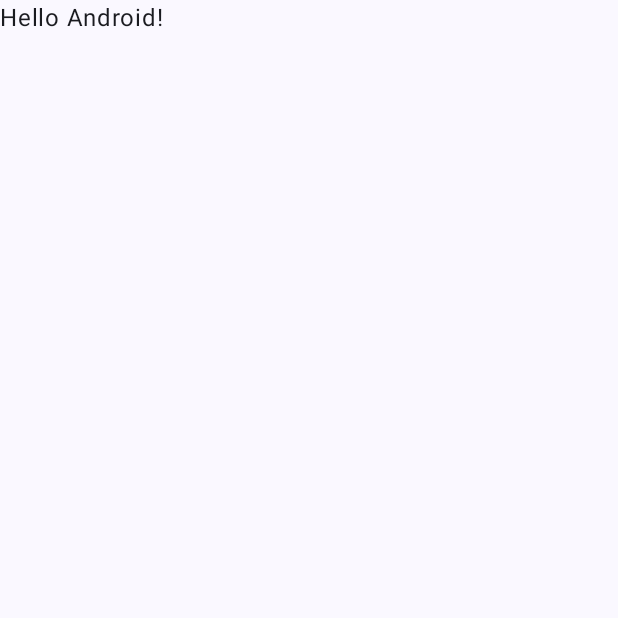
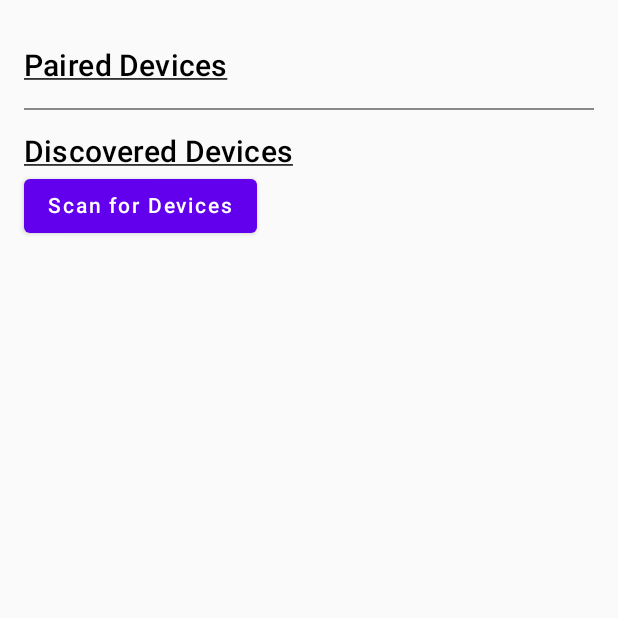
Before and after one commit to yousefnjadat/Task-Bluetooth-Device-Discovery-and-Data-Transfer, an Android app built with Jetpack Compose: the screen it shows after launch (MainActivity), on a phone screen of 412 x 824 dp, the top half of it. Before the commit the part shown is almost empty. Run offline under Robolectric (Android 15) with nearby library versions, the phone set to English and light mode, and no system bars.

Commit message:
adding paired devices and discoverd devices

```diff
--- /dev/null
+++ b/app/src/main/java/com/example/taskbluetoothdevicediscoveryanddatatransfer/BluetoothDevicesScreen.kt
@@ -0,0 +1,33 @@
+package com.example.taskbluetoothdevicediscoveryanddatatransfer
+
+import android.bluetooth.BluetoothDevice
+import androidx.compose.foundation.layout.Column
+import androidx.compose.foundation.layout.fillMaxSize
+import androidx.compose.foundation.layout.padding
+import androidx.compose.material.Divider
+import androidx.compose.runtime.Composable
+import androidx.compose.ui.Modifier
+import androidx.compose.ui.graphics.Color
+import androidx.compose.ui.unit.dp
+
+
+@Composable
+fun BluetoothDevicesScreen(
+    pairedDevices: List<BluetoothDevice>,
+    discoveredDevices: List<BluetoothDevice>,
+    onScanClick: () -> Unit
+) {
+    Column(
+        modifier = Modifier
+            .fillMaxSize()
+            .padding(16.dp)
+    ) {
+        PairedDevicesListScreen(pairedDevices)
+
+        Divider(color = Color.Gray, thickness = 1.dp)
+
+        DiscoveredDevicesListScreen(discoveredDevices) {
+            onScanClick() // Start discovery when the button is clicked
+        }
+    }
+}
--- /dev/null
+++ b/app/src/main/java/com/example/taskbluetoothdevicediscoveryanddatatransfer/DiscoveredDevicesListScreen.kt
@@ -0,0 +1,58 @@
+package com.example.taskbluetoothdevicediscoveryanddatatransfer
+
+import android.Manifest
+import android.bluetooth.BluetoothDevice
+import android.content.pm.PackageManager
+import androidx.compose.foundation.layout.Row
+import androidx.compose.foundation.layout.Spacer
+import androidx.compose.foundation.layout.fillMaxWidth
+import androidx.compose.foundation.layout.height
+import androidx.compose.foundation.layout.padding
+import androidx.compose.foundation.lazy.LazyColumn
+import androidx.compose.material.Button
+import androidx.compose.material.MaterialTheme
+import androidx.compose.material.Text
+import androidx.compose.runtime.Composable
+import androidx.compose.ui.Modifier
+import androidx.compose.ui.platform.LocalContext
+import androidx.compose.ui.text.style.TextDecoration
+import androidx.compose.ui.unit.dp
+import androidx.core.app.ActivityCompat
+
+
+@Composable
+fun DiscoveredDevicesListScreen(discoveredDevices: List<BluetoothDevice>, onScanClick: () -> Unit) {
+    val context = LocalContext.current
+    Spacer(modifier = Modifier.height(16.dp))
+
+    Text(
+        text = "Discovered Devices",
+        style = MaterialTheme.typography.h6,
+        textDecoration = TextDecoration.Underline
+    )
+    // Scan button
+    Button(onClick = { onScanClick() }) {
+        Text("Scan for Devices")
+    }
+
+    Spacer(modifier = Modifier.height(8.dp))
+    LazyColumn {
+        items(discoveredDevices.size) { index ->
+            val device = discoveredDevices[index]
+            Row(
+                modifier = Modifier
+                    .fillMaxWidth()
+                    .padding(8.dp)
+            ) {
+                if (ActivityCompat.checkSelfPermission(
+                        context, Manifest.permission.BLUETOOTH_CONNECT
+                    ) != PackageManager.PERMISSION_GRANTED
+                ) {
+                    return@Row
+                }
+                Text(text = "${device.name ?: "Unknown Device"} - ${device.address}")
+                Spacer(modifier = Modifier.weight(1f))
+            }
+        }
+    }
+}
--- a/app/src/main/java/com/example/taskbluetoothdevicediscoveryanddatatransfer/MainActivity.kt
+++ b/app/src/main/java/com/example/taskbluetoothdevicediscoveryanddatatransfer/MainActivity.kt
@@ -1,46 +1,185 @@
 package com.example.taskbluetoothdevicediscoveryanddatatransfer
 
+import android.Manifest
+import android.annotation.SuppressLint
+import android.bluetooth.BluetoothAdapter
+import android.bluetooth.BluetoothDevice
+import android.bluetooth.BluetoothManager
+import android.content.BroadcastReceiver
+import android.content.Context
+import android.content.Intent
+import android.content.IntentFilter
+import android.content.pm.PackageManager
 import android.os.Bundle
 import androidx.activity.ComponentActivity
 import androidx.activity.compose.setContent
-import androidx.compose.foundation.layout.fillMaxSize
-import androidx.compose.material3.MaterialTheme
-import androidx.compose.material3.Surface
-import androidx.compose.material3.Text
-import androidx.compose.runtime.Composable
-import androidx.compose.ui.Modifier
-import androidx.compose.ui.tooling.preview.Preview
-import com.example.taskbluetoothdevicediscoveryanddatatransfer.ui.theme.TaskBluetoothDeviceDiscoveryAndDataTransferTheme
+import androidx.compose.foundation.layout.*
+import androidx.compose.material.*
+import androidx.compose.runtime.*
+import androidx.core.app.ActivityCompat
+import android.widget.Toast
 
 class MainActivity : ComponentActivity() {
+    private val REQUEST_ENABLE_BT = 1
+    private val REQUEST_PERMISSIONS = 2
+
+    private val pairedBluetoothDevices = mutableStateListOf<BluetoothDevice>()
+    private val discoveredBluetoothDevices = mutableStateListOf<BluetoothDevice>()
+
+    // Required permissions for Bluetooth operations
+    private val requiredPermissions = arrayOf(
+        Manifest.permission.BLUETOOTH_CONNECT,
+        Manifest.permission.BLUETOOTH_SCAN,
+        Manifest.permission.ACCESS_FINE_LOCATION // Needed for discovery in some cases
+    )
+
+    @SuppressLint("MissingPermission")
     override fun onCreate(savedInstanceState: Bundle?) {
         super.onCreate(savedInstanceState)
         setContent {
-            TaskBluetoothDeviceDiscoveryAndDataTransferTheme {
-                // A surface container using the 'background' color from the theme
-                Surface(
-                    modifier = Modifier.fillMaxSize(),
-                    color = MaterialTheme.colorScheme.background
-                ) {
-                    Greeting("Android")
+            // Get Bluetooth adapter
+            val bluetoothAdapter: BluetoothAdapter? = getBluetoothAdapter()
+
+            // Request to enable Bluetooth if not enabled
+            if (bluetoothAdapter?.isEnabled == false) {
+                requestBluetoothEnabling()
+            }
+
+            // Check for permissions and load paired devices
+            if (hasRequiredPermissions()) {
+                loadPairedDevices()
+            } else {
+                requestBluetoothPermissions()
+            }
+
+            // Start discovery when permissions are granted and Bluetooth is enabled
+            if (hasRequiredPermissions() && bluetoothAdapter?.isEnabled == true) {
+                startDiscovery()
+            }
+
+            // UI to display devices and handle scanning
+            BluetoothDevicesScreen(pairedBluetoothDevices, discoveredBluetoothDevices) {
+                if (bluetoothAdapter?.isEnabled == true && hasRequiredPermissions()) {
+                    startDiscovery() // Start discovery when button clicked
+                } else {
+                    Toast.makeText(this, "Bluetooth not enabled or permissions missing", Toast.LENGTH_SHORT).show()
                 }
             }
         }
     }
-}
 
-@Composable
-fun Greeting(name: String, modifier: Modifier = Modifier) {
-    Text(
-        text = "Hello $name!",
-        modifier = modifier
-    )
-}
+    /** Get the BluetoothAdapter */
+    private fun getBluetoothAdapter(): BluetoothAdapter? {
+        val bluetoothManager: BluetoothManager = getSystemService(BluetoothManager::class.java)
+        return bluetoothManager.adapter
+    }
 
-@Preview(showBackground = true)
-@Composable
-fun GreetingPreview() {
-    TaskBluetoothDeviceDiscoveryAndDataTransferTheme {
-        Greeting("Android")
+    /** Request to enable Bluetooth */
+    private fun requestBluetoothEnabling() {
+        val enableBtIntent = Intent(BluetoothAdapter.ACTION_REQUEST_ENABLE)
+        if (ActivityCompat.checkSelfPermission(
+                this,
+                Manifest.permission.BLUETOOTH_CONNECT
+            ) != PackageManager.PERMISSION_GRANTED
+        ) {
+            // TODO: Consider calling
+            //    ActivityCompat#requestPermissions
+            // here to request the missing permissions, and then overriding
+            //   public void onRequestPermissionsResult(int requestCode, String[] permissions,
+            //                                          int[] grantResults)
+            // to handle the case where the user grants the permission. See the documentation
+            // for ActivityCompat#requestPermissions for more details.
+            return
+        }
+        startActivityForResult(enableBtIntent, REQUEST_ENABLE_BT)
+    }
+
+    /** Check if all required permissions are granted */
+    private fun hasRequiredPermissions(): Boolean {
+        return requiredPermissions.all {
+            ActivityCompat.checkSelfPermission(this, it) == PackageManager.PERMISSION_GRANTED
+        }
+    }
+
+    /** Request Bluetooth permissions */
+    private fun requestBluetoothPermissions() {
+        ActivityCompat.requestPermissions(this, requiredPermissions, REQUEST_PERMISSIONS)
+    }
+
+    /** BroadcastReceiver to handle discovered Bluetooth devices */
+    private val receiver = object : BroadcastReceiver() {
+        @SuppressLint("MissingPermission")
+        override fun onReceive(context: Context, intent: Intent) {
+            val action: String = intent.action ?: return
+            if (BluetoothDevice.ACTION_FOUND == action) {
+                val device: BluetoothDevice? =
+                    intent.getParcelableExtra(BluetoothDevice.EXTRA_DEVICE)
+                device?.let {
+                    if (!discoveredBluetoothDevices.contains(it)) {
+                        discoveredBluetoothDevices.add(it) // Add the discovered device
+                        Toast.makeText(
+                            context, "Discovered: ${it.name ?: "Unknown"}", Toast.LENGTH_SHORT
+                        ).show()
+                    }
+                }
+            }
+        }
+    }
+
+    /** Load paired Bluetooth devices */
+    @SuppressLint("MissingPermission")
+    private fun loadPairedDevices() {
+        val bluetoothAdapter: BluetoothAdapter = getBluetoothAdapter()!!
+        val pairedDevices: Set<BluetoothDevice>? = bluetoothAdapter.bondedDevices
+        pairedDevices?.let {
+            pairedBluetoothDevices.clear()
+            pairedBluetoothDevices.addAll(it)
+        }
+    }
+
+    /** Start Bluetooth device discovery */
+    @SuppressLint("MissingPermission")
+    private fun startDiscovery() {
+        val bluetoothAdapter: BluetoothAdapter = getBluetoothAdapter()!!
+        discoveredBluetoothDevices.clear() // Clear before discovery
+
+        if (bluetoothAdapter.isDiscovering) {
+            bluetoothAdapter.cancelDiscovery() // Cancel ongoing discovery
+        }
+
+        bluetoothAdapter.startDiscovery()
+        registerReceiver(receiver, IntentFilter(BluetoothDevice.ACTION_FOUND))
+    }
+
+    /** Stop discovery and unregister receiver on destroy */
+    @SuppressLint("MissingPermission")
+    override fun onDestroy() {
+        super.onDestroy()
+        val bluetoothAdapter: BluetoothAdapter = getBluetoothAdapter()!!
+        if (bluetoothAdapter.isDiscovering) {
+            bluetoothAdapter.cancelDiscovery()
+        }
+        unregisterReceiver(receiver)
+    }
+
+    /** Handle Bluetooth enable result */
+    override fun onActivityResult(requestCode: Int, resultCode: Int, data: Intent?) {
+        super.onActivityResult(requestCode, resultCode, data)
+        if (requestCode == REQUEST_ENABLE_BT && resultCode == RESULT_OK) {
+            startDiscovery() // Start discovery if Bluetooth is enabled
+        }
+    }
+
+    /** Handle permission result */
+    override fun onRequestPermissionsResult(
+        requestCode: Int, permissions: Array<out String>, grantResults: IntArray
+    ) {
+        super.onRequestPermissionsResult(requestCode, permissions, grantResults)
+        if (requestCode == REQUEST_PERMISSIONS && grantResults.all { it == PackageManager.PERMISSION_GRANTED }) {
+            loadPairedDevices()
+            startDiscovery() // Start discovery if permissions granted
+        } else {
+            Toast.makeText(this, "Permissions denied", Toast.LENGTH_SHORT).show()
+        }
     }
 }
--- /dev/null
+++ b/app/src/main/java/com/example/taskbluetoothdevicediscoveryanddatatransfer/PairedDevicesListScreen.kt
@@ -0,0 +1,52 @@
+package com.example.taskbluetoothdevicediscoveryanddatatransfer
+
+import android.Manifest
+import android.bluetooth.BluetoothDevice
+import android.content.pm.PackageManager
+import androidx.compose.foundation.layout.Row
+import androidx.compose.foundation.layout.Spacer
+import androidx.compose.foundation.layout.fillMaxWidth
+import androidx.compose.foundation.layout.height
+import androidx.compose.foundation.layout.padding
+import androidx.compose.foundation.lazy.LazyColumn
+import androidx.compose.material.MaterialTheme
+import androidx.compose.material.Text
+import androidx.compose.runtime.Composable
+import androidx.compose.ui.Modifier
+import androidx.compose.ui.unit.dp
+import androidx.core.app.ActivityCompat
+
+import androidx.compose.ui.platform.LocalContext
+import androidx.compose.ui.text.style.TextDecoration
+
+@Composable
+fun PairedDevicesListScreen(pairedDevices: List<BluetoothDevice>) {
+    val context = LocalContext.current
+    Spacer(modifier = Modifier.height(16.dp))
+
+    Text(
+        text = "Paired Devices",
+        style = MaterialTheme.typography.h6,
+        textDecoration = TextDecoration.Underline
+    )
+    LazyColumn {
+        items(pairedDevices.size) { index ->
+            val device = pairedDevices[index]
+            Row(
+                modifier = Modifier
+                    .fillMaxWidth()
+                    .padding(8.dp)
+            ) {
+                if (ActivityCompat.checkSelfPermission(
+                        context, Manifest.permission.BLUETOOTH_CONNECT
+                    ) != PackageManager.PERMISSION_GRANTED
+                ) {
+                    return@Row
+                }
+                Text(text = "${device.name} - ${device.address}")
+                Spacer(modifier = Modifier.weight(1f))
+            }
+        }
+    }
+    Spacer(modifier = Modifier.height(16.dp))
+}
```
Also changed, not shown: app/build.gradle (+12 -1 lines), app/src/main/AndroidManifest.xml (+12 -0 lines).
